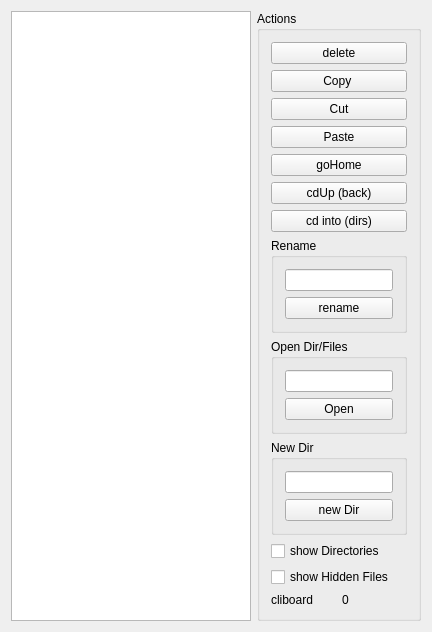
The window that test_folderlistmodel/simpleUI/simplelist.ui (ubports/filemanager-app) describes before a commit, drawn with Qt 5.
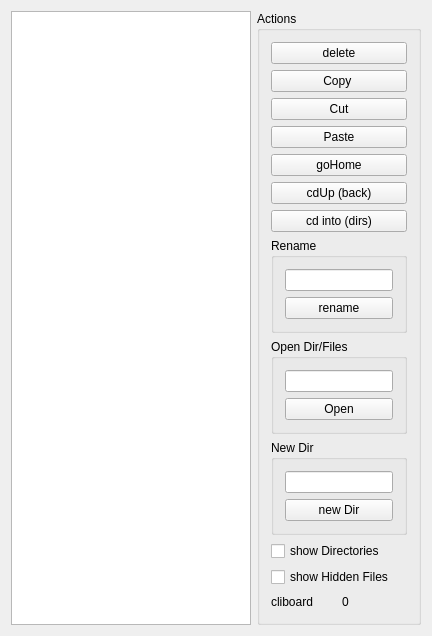
The same window after the commit.

Patch:
```diff
--- a/test_folderlistmodel/simpleUI/simplelist.ui
+++ b/test_folderlistmodel/simpleUI/simplelist.ui
@@ -7,7 +7,7 @@
     <x>0</x>
     <y>0</y>
     <width>432</width>
-    <height>603</height>
+    <height>636</height>
    </rect>
   </property>
   <property name="windowTitle">
```
Left out of the diff: 9 changed lines with no effect on the pictures.
